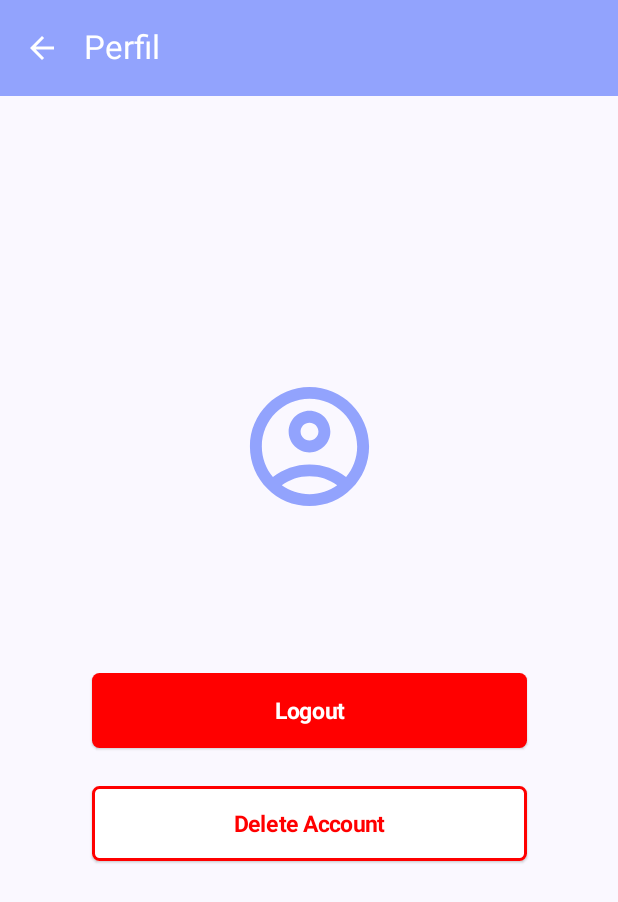
After one commit to Tharsisboamorte/fit-x, an Android app built with Jetpack Compose: the ProfileView screen opened through its navigation route, on a phone screen of 412 x 824 dp. The commit adds this screen. Shown: the top 902 px of the screen. Run offline under Robolectric (Android 15) with nearby library versions, the phone set to English and light mode, and no system bars; our stand-ins replace Dagger/Hilt's generated code, Firebase (no records; nobody signed in at launch, a user with empty details on screens opened directly).

Commit message:
Feat - Added ProfileViwe and Exercise card

```diff
--- a/app/src/main/java/com/project/fitx/navigation/AppNavHost.kt
+++ b/app/src/main/java/com/project/fitx/navigation/AppNavHost.kt
@@ -9,6 +9,7 @@ import com.project.fitx.presentation.auth.AuthViewModel
 import com.project.fitx.presentation.auth.login.view.LoginView
 import com.project.fitx.presentation.auth.register.view.SignUpView
 import com.project.fitx.presentation.home.view.HomeView
+import com.project.fitx.presentation.profile.ProfileView
 import com.project.fitx.presentation.training.view.TrainingView
 
 @Composable
@@ -32,5 +33,8 @@ fun AppNavHost(
         composable("details") {
             TrainingView(navController = navController, trainingTitle = "Title")
         }
+        composable("profile") {
+            ProfileView(navController = navController, viewModel = viewModel)
+        }
     }
 }
--- a/app/src/main/java/com/project/fitx/presentation/auth/AuthViewModel.kt
+++ b/app/src/main/java/com/project/fitx/presentation/auth/AuthViewModel.kt
@@ -41,6 +41,10 @@ class AuthViewModel @Inject constructor(
         _registerFlow.value = result
     }
 
+    fun delete() = viewModelScope.launch {
+        repository.delete()
+    }
+
 
     fun logout(){
         repository.logout()
--- a/app/src/main/java/com/project/fitx/presentation/home/components/UserBar.kt
+++ b/app/src/main/java/com/project/fitx/presentation/home/components/UserBar.kt
@@ -8,11 +8,10 @@ import androidx.compose.foundation.layout.fillMaxSize
 import androidx.compose.foundation.layout.fillMaxWidth
 import androidx.compose.foundation.layout.height
 import androidx.compose.foundation.layout.padding
+import androidx.compose.foundation.layout.size
 import androidx.compose.foundation.shape.RoundedCornerShape
 import androidx.compose.material.icons.Icons
-import androidx.compose.material.icons.filled.MoreVert
-import androidx.compose.material3.DropdownMenu
-import androidx.compose.material3.DropdownMenuItem
+import androidx.compose.material.icons.filled.AccountCircle
 import androidx.compose.material3.ExperimentalMaterial3Api
 import androidx.compose.material3.Icon
 import androidx.compose.material3.IconButton
@@ -20,11 +19,6 @@ import androidx.compose.material3.IconButtonDefaults
 import androidx.compose.material3.Surface
 import androidx.compose.material3.Text
 import androidx.compose.runtime.Composable
-import androidx.compose.runtime.getValue
-import androidx.compose.runtime.mutableStateOf
-import androidx.compose.runtime.remember
-import androidx.compose.runtime.rememberCoroutineScope
-import androidx.compose.runtime.setValue
 import androidx.compose.ui.Alignment
 import androidx.compose.ui.Modifier
 import androidx.compose.ui.draw.clip
@@ -34,17 +28,13 @@ import androidx.compose.ui.tooling.preview.Preview
 import androidx.compose.ui.unit.dp
 import androidx.compose.ui.unit.sp
 import com.project.fitx.ui.theme.PrimaryTheme
-import kotlinx.coroutines.launch
 
 @OptIn(ExperimentalMaterial3Api::class)
 @Composable
 fun UserAppBar(
     name: String,
-    logOutAction: () -> Unit,
-    deleteAction: () -> Unit,
+    onAction: () -> Unit,
 ) {
-    val coroutineScope = rememberCoroutineScope()
-    var toggleVisibility by remember { mutableStateOf(false) }
 
     Surface(
         modifier = Modifier
@@ -72,25 +62,17 @@ fun UserAppBar(
                 modifier = Modifier.fillMaxWidth()
             ) {
                 IconButton(
-                    onClick = {
-                        coroutineScope.launch {
-                            toggleVisibility = !toggleVisibility
-                        }
-                    },
+                    onClick = onAction,
                     colors = IconButtonDefaults.iconButtonColors(
                         contentColor = Color.White
                     )
                 ) {
-                    Icon(imageVector = Icons.Filled.MoreVert, contentDescription = "")
+                    Icon(
+                        imageVector = Icons.Filled.AccountCircle,
+                        contentDescription = "",
+                        modifier = Modifier.size(35.dp)
+                    )
                 }
-            }
-            DropdownMenu(
-                expanded = toggleVisibility,
-                onDismissRequest = { toggleVisibility = false },
-                modifier = Modifier.align(alignment = Alignment.CenterVertically)
-            ) {
-                DropdownMenuItem(text = { Text(text = "LogOut") }, onClick = logOutAction)
-                DropdownMenuItem(text = { Text(text = "Delete Account") }, onClick = deleteAction)
             }
         }
     }
@@ -105,8 +87,7 @@ fun PreviewUserBar() {
         Box {
             UserAppBar(
                 name = "Fulano",
-                logOutAction = {},
-                deleteAction = {}
+                onAction = {},
             )
         }
     }
--- a/app/src/main/java/com/project/fitx/presentation/home/view/HomeView.kt
+++ b/app/src/main/java/com/project/fitx/presentation/home/view/HomeView.kt
@@ -35,7 +35,9 @@ fun HomeView(
 ) {
     Scaffold(
         topBar = {
-            UserAppBar(name = "Fulano", logOutAction = {}, deleteAction = {})
+            UserAppBar(name = "Fulano", onAction = {
+                navController.navigate("")
+            })
         },
         bottomBar = {
             Row(
--- /dev/null
+++ b/app/src/main/java/com/project/fitx/presentation/profile/ProfileView.kt
@@ -0,0 +1,93 @@
+package com.project.fitx.presentation.profile
+
+import android.annotation.SuppressLint
+import androidx.compose.foundation.BorderStroke
+import androidx.compose.foundation.layout.Arrangement
+import androidx.compose.foundation.layout.Column
+import androidx.compose.foundation.layout.Spacer
+import androidx.compose.foundation.layout.fillMaxHeight
+import androidx.compose.foundation.layout.fillMaxWidth
+import androidx.compose.foundation.layout.height
+import androidx.compose.foundation.layout.size
+import androidx.compose.foundation.layout.width
+import androidx.compose.material.icons.Icons
+import androidx.compose.material.icons.outlined.AccountCircle
+import androidx.compose.material.icons.outlined.ArrowBack
+import androidx.compose.material3.ButtonDefaults
+import androidx.compose.material3.ExperimentalMaterial3Api
+import androidx.compose.material3.Icon
+import androidx.compose.material3.IconButton
+import androidx.compose.material3.Scaffold
+import androidx.compose.material3.Text
+import androidx.compose.material3.TopAppBar
+import androidx.compose.material3.TopAppBarDefaults
+import androidx.compose.runtime.Composable
+import androidx.compose.ui.Alignment
+import androidx.compose.ui.Modifier
+import androidx.compose.ui.graphics.Color
+import androidx.compose.ui.unit.dp
+import androidx.compose.ui.unit.sp
+import androidx.navigation.NavController
+import com.project.fitx.presentation.auth.AuthViewModel
+import com.project.fitx.presentation.auth.components.DefaultButton
+import com.project.fitx.ui.theme.PrimaryTheme
+
+@OptIn(ExperimentalMaterial3Api::class)
+@SuppressLint("UnusedMaterial3ScaffoldPaddingParameter")
+@Composable
+fun ProfileView(
+    navController: NavController,
+    viewModel: AuthViewModel
+) {
+    Scaffold(
+        topBar = {
+            TopAppBar(title = { Text(text = "Perfil", color = Color.White) }, navigationIcon = {
+                IconButton(onClick = { navController.navigate("home") }) {
+                    Icon(
+                        imageVector = Icons.Outlined.ArrowBack,
+                        contentDescription = "",
+                        tint = Color.White
+                    )
+                }
+            }, colors = TopAppBarDefaults.topAppBarColors(containerColor = PrimaryTheme))
+        }
+    ) {
+        Column(
+            modifier = Modifier
+                .fillMaxWidth()
+                .fillMaxHeight(),
+            verticalArrangement = Arrangement.Center,
+            horizontalAlignment = Alignment.CenterHorizontally
+        ) {
+            Icon(
+                imageVector = Icons.Outlined.AccountCircle,
+                contentDescription = "",
+                modifier = Modifier.size(95.dp),
+                tint = PrimaryTheme
+            )
+            Text(text = viewModel.currentUser?.displayName!!, fontSize = 35.sp)
+            Text(text = viewModel.currentUser!!.email!!, fontSize = 35.sp)
+            Spacer(modifier = Modifier.height(55.dp))
+            DefaultButton(
+                modifier = Modifier
+                    .width(290.dp)
+                    .height(50.dp),
+                label = "Logout",
+                onAction = { viewModel.logout() },
+                color = ButtonDefaults.elevatedButtonColors(containerColor = Color.Red),
+                textColor = Color.White,
+            )
+            Spacer(modifier = Modifier.height(25.dp))
+            DefaultButton(
+                modifier = Modifier
+                    .width(290.dp)
+                    .height(50.dp),
+                label = "Delete Account",
+                onAction = { viewModel.delete() },
+                color = ButtonDefaults.elevatedButtonColors(containerColor = Color.White),
+                textColor = Color.Red,
+                borderStroke = BorderStroke(width = 2.dp, color = Color.Red)
+            )
+        }
+    }
+}
```
Also changed, not shown: app/src/main/java/com/project/fitx/presentation/training/components/ExerciseItem.kt (added, +66 -0 lines), app/src/main/res/drawable/squat.jpg (added).
